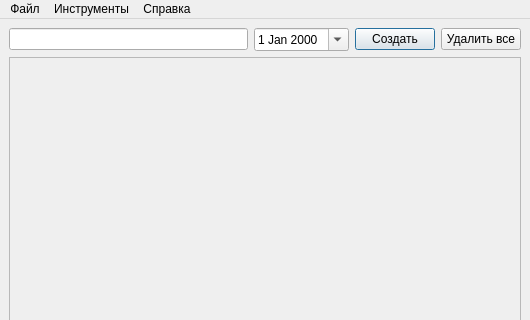
The window that mainwindow.ui (glucogen19/Organizer) describes before a commit, drawn with Qt 5; both pictures show x 0 to 530 and y 0 to 320 of the 530 by 640 pixel window.
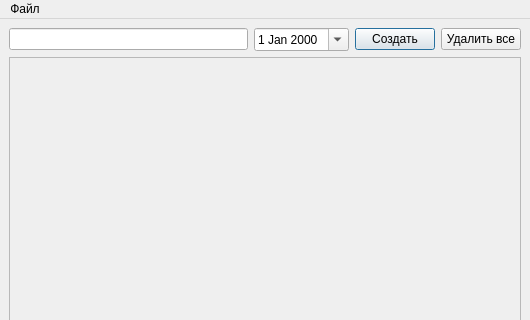
The same window after the commit.

What changed in the file:
```diff
--- a/mainwindow.ui
+++ b/mainwindow.ui
@@ -147,31 +147,16 @@
      <x>0</x>
      <y>0</y>
      <width>530</width>
-     <height>21</height>
+     <height>25</height>
     </rect>
    </property>
    <widget class="QMenu" name="menu">
     <property name="title">
      <string>Файл</string>
     </property>
-    <addaction name="action"/>
-   </widget>
-   <widget class="QMenu" name="menu_2">
-    <property name="title">
-     <string>Инструменты</string>
-    </property>
-    <addaction name="separator"/>
-    <addaction name="action_5"/>
-   </widget>
-   <widget class="QMenu" name="menu_3">
-    <property name="title">
-     <string>Справка</string>
-    </property>
-    <addaction name="action_3"/>
+    <addaction name="SaveFile"/>
    </widget>
    <addaction name="menu"/>
-   <addaction name="menu_2"/>
-   <addaction name="menu_3"/>
   </widget>
   <action name="action">
    <property name="text">
```
Left out of the diff: 14 changed lines with no effect on the pictures.
